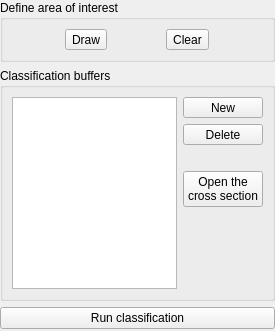
Above: ui/classificationWdg.ui from faunalia/gem-mt before the change. Below: the same form after it.
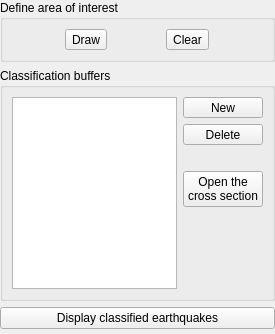
That is the form after the change.

Commit message: create cross section dialog, implement classifier

Diff of the .ui file:
```diff
--- a/ui/classificationWdg.ui
+++ b/ui/classificationWdg.ui
@@ -7,7 +7,7 @@
     <x>0</x>
     <y>0</y>
     <width>275</width>
-    <height>331</height>
+    <height>334</height>
    </rect>
   </property>
   <property name="windowTitle">
@@ -146,7 +146,7 @@
    <item>
     <widget class="QPushButton" name="runClassifictionBtn">
      <property name="text">
-      <string>Run classification</string>
+      <string>Display classified earthquakes</string>
      </property>
     </widget>
    </item>
```
Left out of the diff: 4 changed lines with no effect on the pictures. The commit also changes 4 other files.
